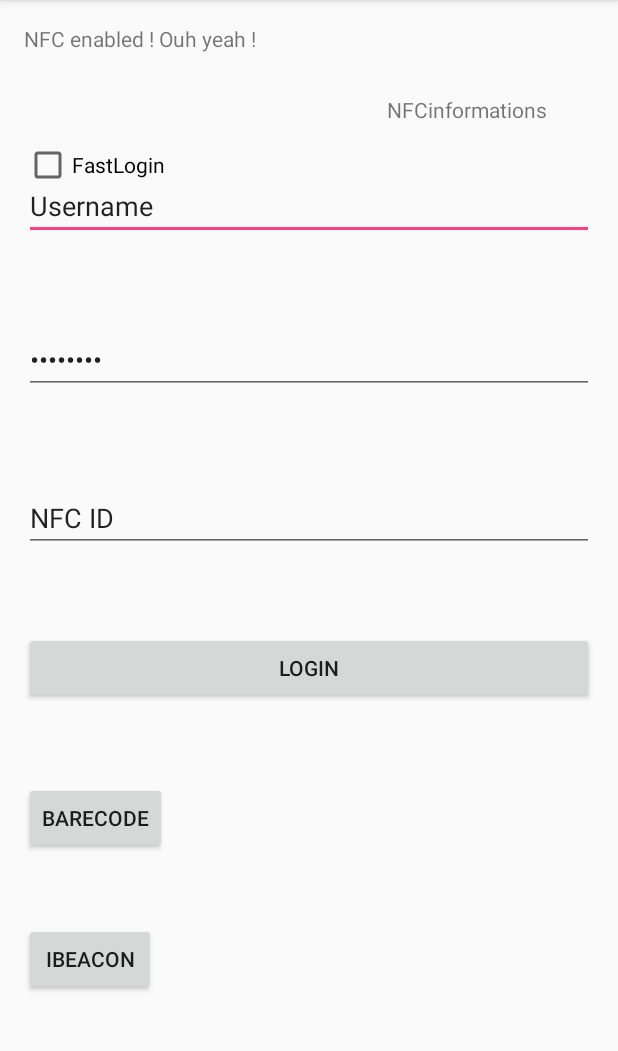
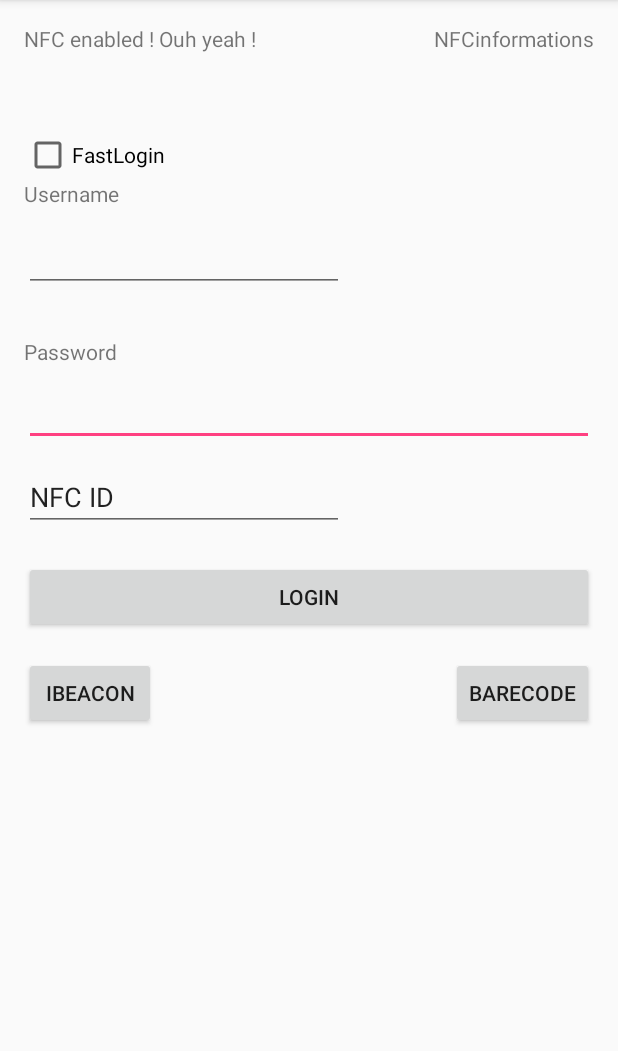
Before and after one commit to ThibaultSchowing/SYM-lab03, an Android app: the MainActivity screen opened directly, with no data from a screen before it, on a phone screen of 412 x 824 dp, the part 84-1135 px from its top. Run offline under Robolectric (Android 15) with nearby library versions, the phone set to English and light mode, and no system bars; 2 statements that could not run were skipped.

Commit message:
Layout + début de login activity

```diff
--- a/Lab3_sym/app/src/main/AndroidManifest.xml
+++ b/Lab3_sym/app/src/main/AndroidManifest.xml
@@ -33,7 +33,8 @@
                 android:resource="@xml/nfc_tech_filter" />
         </activity>
         <activity android:name=".Barecode" />
-        <activity android:name=".Ibeacon"></activity>
+        <activity android:name=".Ibeacon" />
+        <activity android:name=".Wellcome"></activity>
     </application>
 
 </manifest>
--- a/Lab3_sym/app/src/main/res/layout/activity_main.xml
+++ b/Lab3_sym/app/src/main/res/layout/activity_main.xml
@@ -19,20 +19,6 @@
     <EditText
         android:layout_width="wrap_content"
         android:layout_height="wrap_content"
-        android:inputType="textPersonName"
-        android:text="Username"
-        android:ems="10"
-        android:layout_below="@+id/textView_explanation"
-        android:layout_alignParentLeft="true"
-        android:layout_alignParentStart="true"
-        android:layout_marginTop="79dp"
-        android:id="@+id/txt_username"
-        android:layout_alignParentRight="true"
-        android:layout_alignParentEnd="true" />
-
-    <EditText
-        android:layout_width="wrap_content"
-        android:layout_height="wrap_content"
         android:inputType="textPassword"
         android:ems="10"
         android:layout_below="@+id/txt_username"
@@ -41,8 +27,54 @@
         android:layout_marginTop="57dp"
         android:id="@+id/txt_passwd"
         android:layout_alignParentRight="true"
-        android:layout_alignParentEnd="true"
-        android:text="Password" />
+        android:layout_alignParentEnd="true" />
+
+    <EditText
+        android:layout_width="wrap_content"
+        android:layout_height="wrap_content"
+        android:inputType="textPersonName"
+        android:ems="10"
+        android:layout_marginTop="114dp"
+        android:id="@+id/txt_username"
+        android:layout_below="@+id/textView_explanation"
+        android:layout_alignParentLeft="true"
+        android:layout_alignParentStart="true" />
+
+    <CheckBox
+        android:text="FastLogin"
+        android:layout_width="wrap_content"
+        android:layout_height="wrap_content"
+        android:id="@+id/FastLogin"
+        android:layout_below="@+id/textView_explanation"
+        android:layout_marginTop="52dp" />
+
+    <TextView
+        android:text="NFCinformations"
+        android:layout_width="wrap_content"
+        android:layout_height="wrap_content"
+        android:id="@+id/NFCinfo"
+        android:layout_above="@+id/txt_username"
+        android:layout_alignParentRight="true"
+        android:layout_alignParentEnd="true" />
+
+    <TextView
+        android:text="Password"
+        android:layout_width="wrap_content"
+        android:layout_height="wrap_content"
+        android:id="@+id/textView6"
+        android:layout_below="@+id/txt_username"
+        android:layout_alignParentLeft="true"
+        android:layout_alignParentStart="true"
+        android:layout_marginTop="30dp" />
+
+    <TextView
+        android:text="Username"
+        android:layout_width="wrap_content"
+        android:layout_height="wrap_content"
+        android:id="@+id/textView5"
+        android:layout_below="@+id/FastLogin"
+        android:layout_alignParentLeft="true"
+        android:layout_alignParentStart="true" />
 
     <EditText
         android:layout_width="wrap_content"
@@ -50,66 +82,42 @@
         android:inputType="textPersonName"
         android:text="NFC ID"
         android:ems="10"
+        android:layout_marginTop="11dp"
+        android:id="@+id/txt_nfc"
         android:layout_below="@+id/txt_passwd"
         android:layout_alignParentLeft="true"
-        android:layout_alignParentStart="true"
-        android:layout_marginTop="60dp"
-        android:id="@+id/txt_nfc"
-        android:layout_alignParentRight="true"
-        android:layout_alignParentEnd="true" />
+        android:layout_alignParentStart="true" />
 
     <Button
         android:text="Login"
         android:layout_width="wrap_content"
         android:layout_height="wrap_content"
+        android:layout_marginTop="20dp"
+        android:id="@+id/btn_login"
         android:layout_below="@+id/txt_nfc"
         android:layout_alignParentLeft="true"
         android:layout_alignParentStart="true"
-        android:layout_marginTop="53dp"
-        android:id="@+id/btn_login"
         android:layout_alignParentRight="true"
         android:layout_alignParentEnd="true" />
+
+    <Button
+        android:text="IBeacon"
+        android:layout_width="wrap_content"
+        android:layout_height="wrap_content"
+        android:id="@+id/ibeacon"
+        android:layout_below="@+id/btn_login"
+        android:layout_alignParentLeft="true"
+        android:layout_alignParentStart="true"
+        android:layout_marginTop="16dp" />
 
     <Button
         android:text="BareCode"
         android:layout_width="wrap_content"
         android:layout_height="wrap_content"
-        android:layout_below="@+id/btn_login"
-        android:layout_alignParentLeft="true"
-        android:layout_alignParentStart="true"
-        android:layout_marginTop="52dp"
-        android:id="@+id/bareCode" />
-
-    <Button
-        android:text="IBeacon"
-        android:layout_width="wrap_content"
-        android:layout_height="wrap_content"
-        android:layout_below="@+id/bareCode"
-        android:layout_alignParentLeft="true"
-        android:layout_alignParentStart="true"
-        android:layout_marginTop="46dp"
-        android:id="@+id/ibeacon" />
-
-    <CheckBox
-        android:text="FastLogin"
-        android:layout_width="wrap_content"
-        android:layout_height="wrap_content"
-        android:id="@+id/FastLogin"
-        android:layout_above="@+id/txt_passwd"
-        android:layout_alignParentLeft="true"
-        android:layout_alignParentStart="true"
-        android:layout_marginBottom="34dp" />
-
-    <TextView
-        android:text="NFCinformations"
-        android:layout_width="wrap_content"
-        android:layout_height="wrap_content"
-        android:id="@+id/NFCinfo"
-        android:layout_marginRight="31dp"
-        android:layout_marginEnd="31dp"
-        android:layout_above="@+id/FastLogin"
+        android:id="@+id/bareCode"
+        android:layout_alignBaseline="@+id/ibeacon"
+        android:layout_alignBottom="@+id/ibeacon"
         android:layout_alignParentRight="true"
-        android:layout_alignParentEnd="true"
-        android:layout_marginBottom="11dp" />
+        android:layout_alignParentEnd="true" />
 
 </RelativeLayout>
```
Also changed, not shown: Lab3_sym/app/src/main/java/ch/heig_vd/lab3_sym/MainActivity.java (+19 -0 lines), Lab3_sym/app/src/main/java/ch/heig_vd/lab3_sym/Wellcome.java (added, +13 -0 lines), Lab3_sym/app/src/main/res/layout/activity_wellcome.xml (added, +13 -0 lines).
